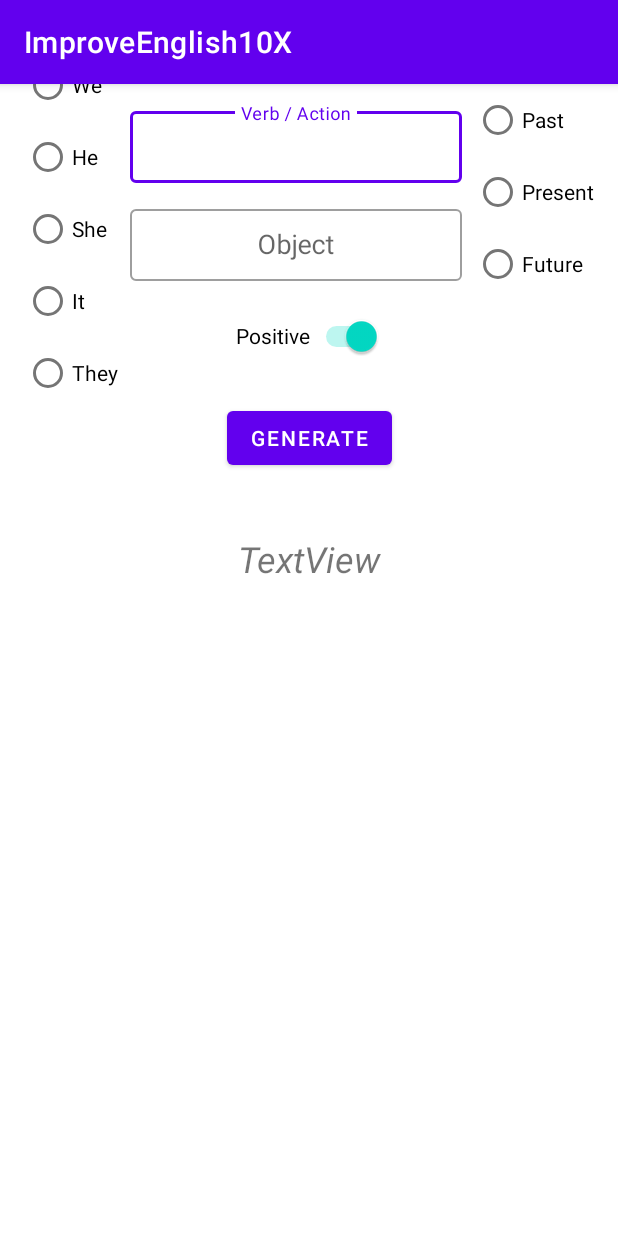
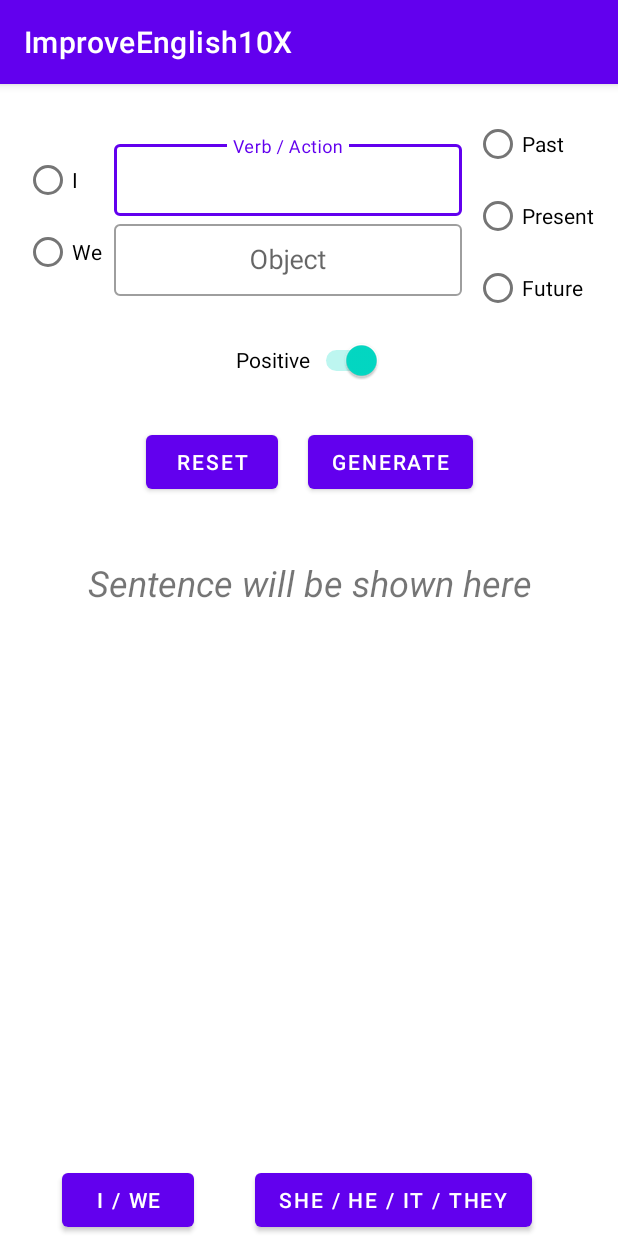
Before and after one commit to Improve10X/ImproveEnglish10X, an Android app: the screen it shows after launch (MainActivity), on a phone screen of 412 x 824 dp. Run offline under Robolectric (Android 15) with nearby library versions, the phone set to English and light mode, and no system bars.

Commit message:
UI fixes

```diff
--- a/app/src/main/java/com/improve10x/improveenglish10x/MainActivity.java
+++ b/app/src/main/java/com/improve10x/improveenglish10x/MainActivity.java
@@ -3,6 +3,7 @@ package com.improve10x.improveenglish10x;
 import androidx.appcompat.app.AppCompatActivity;
 
 import android.os.Bundle;
+import android.view.View;
 import android.widget.RadioButton;
 import android.widget.Toast;
 
@@ -19,11 +20,35 @@ public class MainActivity extends AppCompatActivity {
         binding = ActivityMainBinding.inflate(getLayoutInflater());
         setContentView(binding.getRoot());
         handleGenerateBtn();
+        handleLevel1Btn();
+        handleLevel2Btn();
     }
 
     private void handleGenerateBtn() {
         binding.generateBtn.setOnClickListener(v -> {
             generateSentence();
+        });
+    }
+
+    private void handleLevel1Btn() {
+        binding.level1Btn.setOnClickListener(v -> {
+            binding.iRb.setVisibility(View.VISIBLE);
+            binding.weRb.setVisibility(View.VISIBLE);
+            binding.heRb.setVisibility(View.GONE);
+            binding.sheRb.setVisibility(View.GONE);
+            binding.itRb.setVisibility(View.GONE);
+            binding.theyRb.setVisibility(View.GONE);
+        });
+    }
+
+    private void handleLevel2Btn() {
+        binding.level2Btn.setOnClickListener(v -> {
+            binding.iRb.setVisibility(View.GONE);
+            binding.weRb.setVisibility(View.GONE);
+            binding.heRb.setVisibility(View.VISIBLE);
+            binding.sheRb.setVisibility(View.VISIBLE);
+            binding.itRb.setVisibility(View.VISIBLE);
+            binding.theyRb.setVisibility(View.VISIBLE);
         });
     }
 
--- a/app/src/main/res/layout/activity_main.xml
+++ b/app/src/main/res/layout/activity_main.xml
@@ -20,113 +20,133 @@
         android:orientation="vertical"
         app:layout_constraintGuide_end="16dp" />
 
+    <LinearLayout
+        android:id="@+id/linearLayout"
+        android:layout_width="0dp"
+        android:layout_height="wrap_content"
+        android:layout_marginTop="16dp"
+        android:gravity="center_vertical"
+        android:orientation="horizontal"
+        app:layout_constraintEnd_toStartOf="@+id/guideline3"
+        app:layout_constraintStart_toStartOf="@+id/guideline2"
+        app:layout_constraintTop_toTopOf="parent">
+
         <RadioGroup
             android:id="@+id/subject_rg"
             android:layout_width="wrap_content"
             android:layout_height="wrap_content"
-        android:orientation="vertical"
-        app:layout_constraintBottom_toBottomOf="@+id/tense_rg"
-        app:layout_constraintEnd_toStartOf="@+id/verb_or_action_layout"
-        app:layout_constraintHorizontal_bias="0.5"
-        app:layout_constraintStart_toStartOf="@id/guideline2"
-        app:layout_constraintTop_toTopOf="@+id/tense_rg">
+            android:gravity="center_vertical"
+            android:orientation="vertical">
 
             <RadioButton
                 android:id="@+id/i_rb"
                 android:layout_width="wrap_content"
                 android:layout_height="wrap_content"
-            android:layout_weight="1"
                 android:text="I" />
 
             <RadioButton
                 android:id="@+id/we_rb"
                 android:layout_width="wrap_content"
                 android:layout_height="wrap_content"
-            android:layout_weight="1"
                 android:text="We" />
 
             <RadioButton
                 android:id="@+id/he_rb"
                 android:layout_width="wrap_content"
                 android:layout_height="wrap_content"
-            android:layout_weight="1"
-            android:text="He"/>
+                android:text="He"
+                android:visibility="gone" />
 
             <RadioButton
                 android:id="@+id/she_rb"
                 android:layout_width="wrap_content"
                 android:layout_height="wrap_content"
-            android:layout_weight="1"
-            android:text="She"/>
+                android:text="She"
+                android:visibility="gone" />
 
             <RadioButton
                 android:id="@+id/it_rb"
                 android:layout_width="wrap_content"
                 android:layout_height="wrap_content"
-            android:layout_weight="1"
-            android:text="It"/>
+                android:text="It"
+                android:visibility="gone" />
 
             <RadioButton
                 android:id="@+id/they_rb"
                 android:layout_width="wrap_content"
                 android:layout_height="wrap_content"
+                android:text="They"
+                android:visibility="gone" />
+        </RadioGroup>
+
+        <LinearLayout
+            android:layout_width="wrap_content"
+            android:layout_height="wrap_content"
             android:layout_weight="1"
-            android:text="They"/>
-    </RadioGroup>
+            android:orientation="vertical">
 
             <com.google.android.material.textfield.TextInputLayout
                 android:id="@+id/verb_or_action_layout"
-        android:layout_width="0dp"
+                style="@style/Widget.MaterialComponents.TextInputLayout.OutlinedBox"
+                android:layout_width="match_parent"
                 android:layout_height="wrap_content"
                 android:layout_marginStart="8dp"
                 android:layout_marginEnd="8dp"
                 android:gravity="center"
-        android:hint="Verb / Action"
-        style="@style/Widget.MaterialComponents.TextInputLayout.OutlinedBox"
-        app:layout_constraintBottom_toTopOf="@+id/object_layout"
-        app:layout_constraintEnd_toStartOf="@+id/tense_rg"
-        app:layout_constraintHorizontal_bias="0.5"
-        app:layout_constraintStart_toEndOf="@+id/subject_rg"
-        app:layout_constraintTop_toTopOf="@id/tense_rg"
-        app:layout_constraintVertical_bias="0.5" >
+                android:hint="Verb / Action">
+
                 <AutoCompleteTextView
                     android:layout_width="match_parent"
                     android:layout_height="wrap_content"
                     android:gravity="center"
-            android:minHeight="48dp"/>
+                    android:minHeight="48dp" />
             </com.google.android.material.textfield.TextInputLayout>
+
+            <com.google.android.material.textfield.TextInputLayout
+                android:id="@+id/object_layout"
+                style="@style/Widget.MaterialComponents.TextInputLayout.OutlinedBox"
+                android:layout_width="match_parent"
+                android:layout_height="wrap_content"
+                android:layout_marginStart="8dp"
+                android:layout_marginEnd="8dp"
+                android:gravity="center"
+                android:hint="Object">
+
+                <AutoCompleteTextView
+                    android:layout_width="match_parent"
+                    android:layout_height="wrap_content"
+                    android:gravity="center"
+                    android:minHeight="48dp" />
+            </com.google.android.material.textfield.TextInputLayout>
+
+        </LinearLayout>
 
         <RadioGroup
             android:id="@+id/tense_rg"
             android:layout_width="wrap_content"
             android:layout_height="wrap_content"
-        android:orientation="vertical"
-        app:layout_constraintEnd_toEndOf="@id/guideline3"
-        app:layout_constraintHorizontal_bias="0.5"
-        app:layout_constraintStart_toEndOf="@+id/verb_or_action_layout"
-        tools:layout_editor_absoluteY="32dp">
+            android:orientation="vertical">
 
             <RadioButton
                 android:id="@+id/past_rb"
                 android:layout_width="wrap_content"
                 android:layout_height="wrap_content"
-            android:layout_weight="1"
                 android:text="Past" />
 
             <RadioButton
                 android:id="@+id/present_rb"
                 android:layout_width="wrap_content"
                 android:layout_height="wrap_content"
-            android:layout_weight="1"
                 android:text="Present" />
 
             <RadioButton
                 android:id="@+id/future_rb"
                 android:layout_width="wrap_content"
                 android:layout_height="wrap_content"
-            android:layout_weight="1"
                 android:text="Future" />
         </RadioGroup>
+
+    </LinearLayout>
 
     <Switch
         android:id="@+id/positive_switch"
@@ -137,16 +157,19 @@
         android:text="Positive"
         app:layout_constraintEnd_toStartOf="@+id/guideline3"
         app:layout_constraintStart_toStartOf="@+id/guideline2"
-        app:layout_constraintTop_toBottomOf="@id/tense_rg" />
+        app:layout_constraintTop_toBottomOf="@+id/linearLayout" />
 
     <Button
         android:id="@+id/generate_btn"
         android:layout_width="wrap_content"
         android:layout_height="wrap_content"
+        android:layout_marginStart="20dp"
         android:layout_marginTop="20dp"
         android:text="Generate"
+        app:layout_constraintEnd_toEndOf="parent"
         app:layout_constraintEnd_toStartOf="@+id/guideline3"
-        app:layout_constraintStart_toStartOf="@+id/guideline2"
+        app:layout_constraintHorizontal_bias="0.5"
+        app:layout_constraintStart_toEndOf="@+id/reset_btn"
         app:layout_constraintTop_toBottomOf="@+id/positive_switch" />
 
     <TextView
@@ -157,31 +180,41 @@
         android:gravity="center_horizontal"
         android:paddingStart="16dp"
         android:paddingEnd="16dp"
-        android:text="TextView"
+        android:text="Sentence will be shown here"
         android:textSize="24sp"
         android:textStyle="italic"
         app:layout_constraintEnd_toStartOf="@+id/guideline3"
         app:layout_constraintStart_toStartOf="@+id/guideline2"
         app:layout_constraintTop_toBottomOf="@+id/generate_btn" />
 
-    <com.google.android.material.textfield.TextInputLayout
-        android:id="@+id/object_layout"
-        style="@style/Widget.MaterialComponents.TextInputLayout.OutlinedBox"
-        android:layout_width="0dp"
+    <Button
+        android:id="@+id/reset_btn"
+        android:layout_width="wrap_content"
         android:layout_height="wrap_content"
-        android:gravity="center"
-        android:hint="Object"
-        app:layout_constraintBottom_toTopOf="@+id/positive_switch"
-        app:layout_constraintEnd_toEndOf="@+id/verb_or_action_layout"
-        app:layout_constraintStart_toStartOf="@+id/verb_or_action_layout"
-        app:layout_constraintTop_toBottomOf="@+id/verb_or_action_layout"
-        app:layout_constraintVertical_bias="0.5">
+        android:text="Reset"
+        app:layout_constraintEnd_toStartOf="@+id/generate_btn"
+        app:layout_constraintHorizontal_bias="0.5"
+        app:layout_constraintHorizontal_chainStyle="packed"
+        app:layout_constraintStart_toStartOf="@+id/guideline2"
+        app:layout_constraintTop_toTopOf="@+id/generate_btn" />
 
-        <AutoCompleteTextView
-            android:layout_width="match_parent"
+    <Button
+        android:id="@+id/level1_btn"
+        android:layout_width="wrap_content"
         android:layout_height="wrap_content"
-            android:gravity="center"
-            android:minHeight="48dp" />
-    </com.google.android.material.textfield.TextInputLayout>
+        android:text="I / We"
+        app:layout_constraintBottom_toBottomOf="parent"
+        app:layout_constraintEnd_toStartOf="@+id/level2_btn"
+        app:layout_constraintHorizontal_bias="0.5"
+        app:layout_constraintStart_toStartOf="parent" />
+
+    <Button
+        android:id="@+id/level2_btn"
+        android:layout_width="wrap_content"
+        android:layout_height="wrap_content"
+        android:text="She / He / It / They"
+        app:layout_constraintEnd_toStartOf="@+id/guideline3"
+        app:layout_constraintStart_toEndOf="@+id/level1_btn"
+        app:layout_constraintTop_toTopOf="@+id/level1_btn" />
 
 </androidx.constraintlayout.widget.ConstraintLayout>
```
Lines whose indentation alone changed are shown as unchanged.
